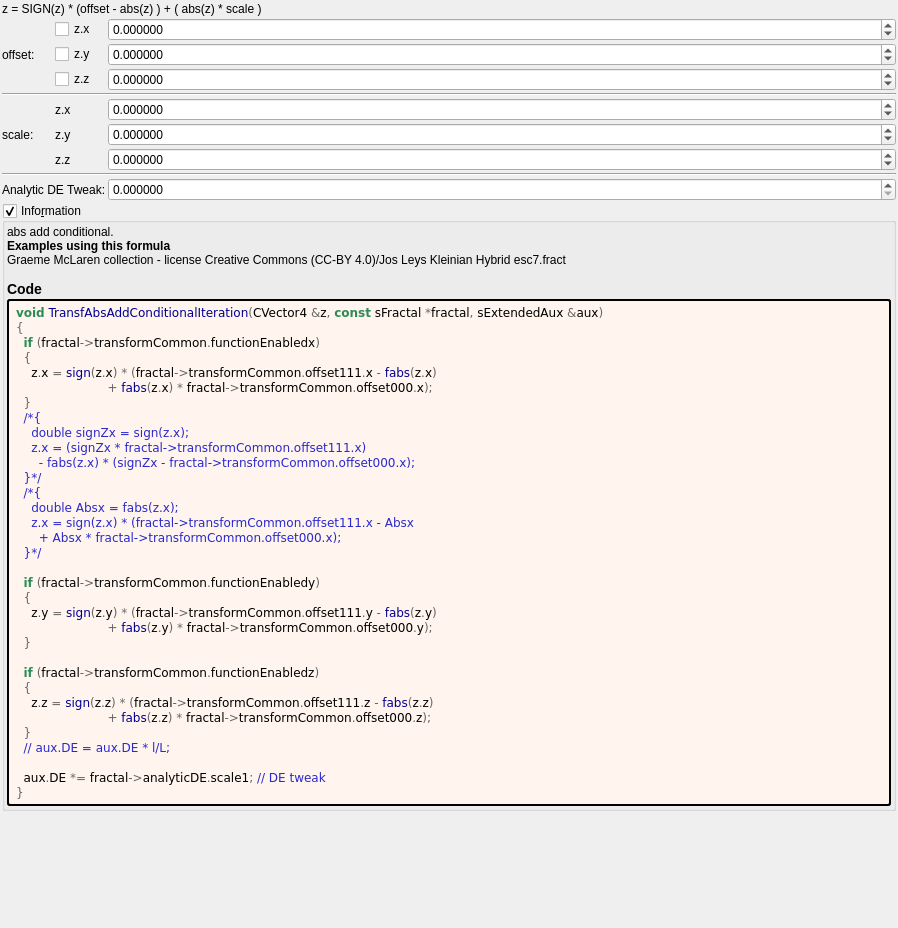
Old version of the form mandelbulber2/formula/ui/transf_abs_add_conditional.ui in the repository buddhi1980/mandelbulber2.
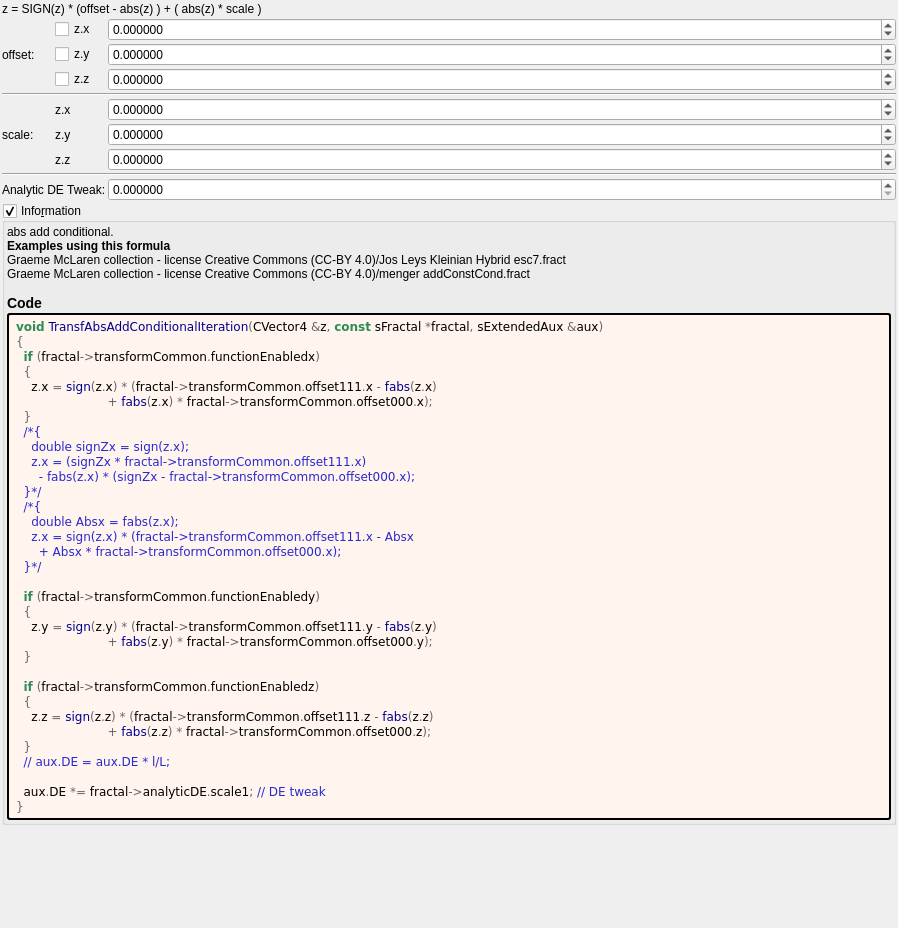
New version of the form. Custom widgets are drawn as their Qt base class.

Commit message:
source code format - fractal_formulas.cpp and formula opencl/ui
- fixed UTF8-BOM on fractal_formulas.cpp file
- formatted fractal_formulas.cpp
- updated formula opencl and ui files

What changed in the file:
```diff
--- a/mandelbulber2/formula/ui/transf_abs_add_conditional.ui
+++ b/mandelbulber2/formula/ui/transf_abs_add_conditional.ui
@@ -348,7 +348,7 @@
         <property name="text">
          <string notr="true">&lt;p&gt;abs add conditional.&lt;/p&gt;&lt;table&gt;
 &lt;/table&gt;
-&lt;br&gt;&lt;b&gt;Examples using this formula&lt;/b&gt;&lt;br&gt;Graeme McLaren  collection - license Creative Commons  (CC-BY 4.0)/Jos Leys Kleinian Hybrid esc7.fract&lt;h3&gt;Code&lt;/h3&gt;</string>
+&lt;br&gt;&lt;b&gt;Examples using this formula&lt;/b&gt;&lt;br&gt;Graeme McLaren  collection - license Creative Commons  (CC-BY 4.0)/Jos Leys Kleinian Hybrid esc7.fract&lt;br&gt;Graeme McLaren  collection - license Creative Commons  (CC-BY 4.0)/menger addConstCond.fract&lt;h3&gt;Code&lt;/h3&gt;</string>
         </property>
         <property name="wordWrap">
          <bool>true</bool>
```
Left out of the diff: 2 changed lines with no effect on the pictures. The commit also changes 104 other files.
